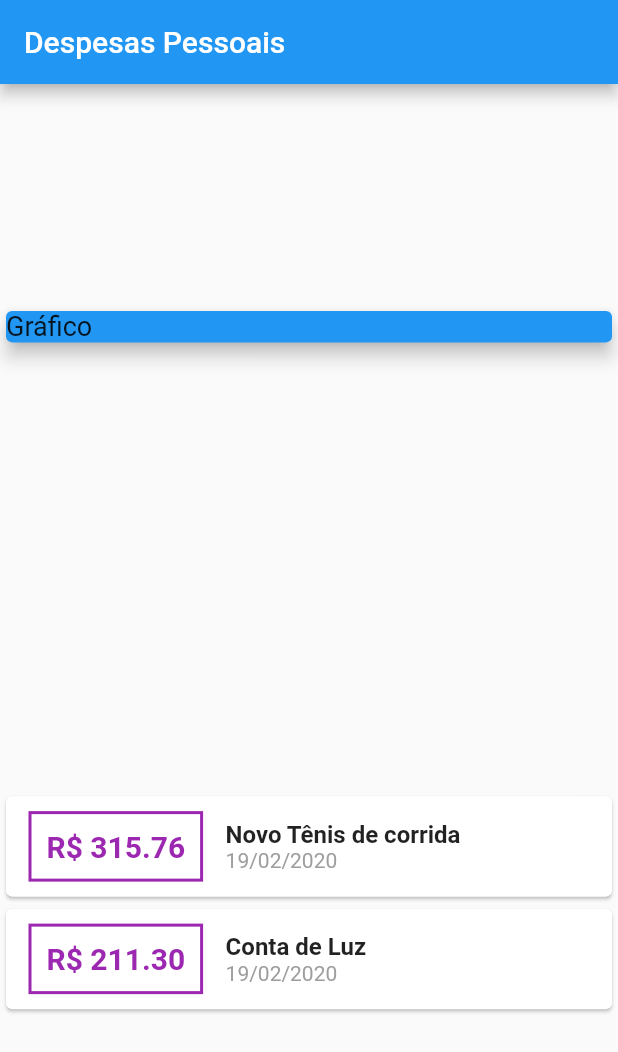
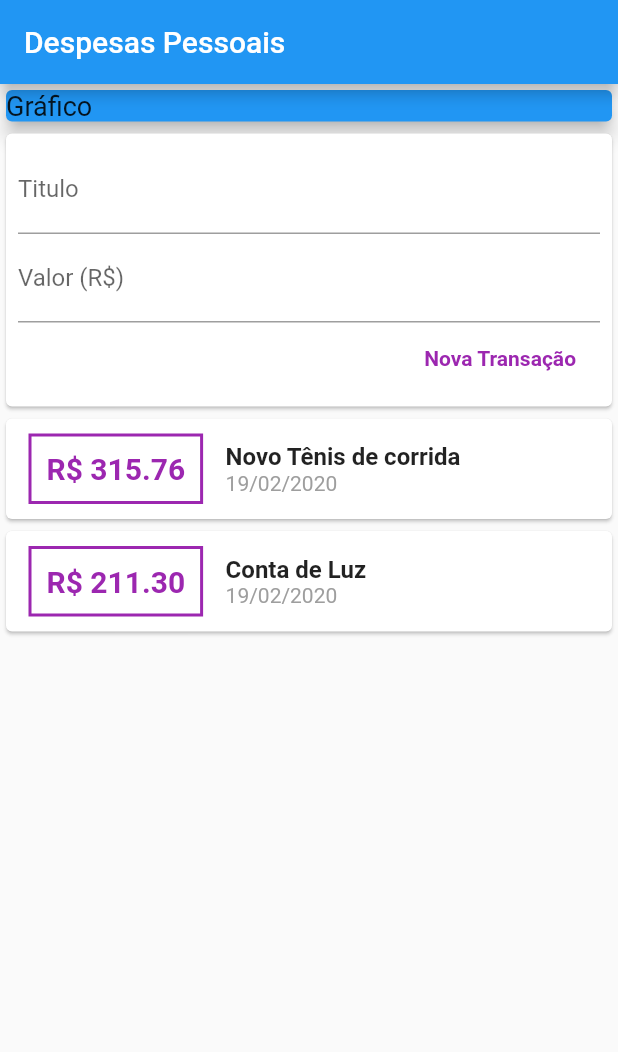
Before and after one commit to JairoAlves23/Udemy_Cod3r_Expenses, a Flutter app: the screen it shows after launch, on a phone screen of 412 x 824 dp. Shown: the top 1052 px of the screen. Run offline on Flutter 3.47's test engine with Material 2 defaults, Android fonts, the phone set to English and light mode, and no system bars.

```diff
--- /dev/null
+++ b/lib/components/transaction_form.dart
@@ -0,0 +1,48 @@
+import 'package:flutter/material.dart';
+
+class TransactionForm extends StatelessWidget {
+  var titleController = TextEditingController();
+  var valueController = TextEditingController();
+
+  final Function addTransaction;
+
+  TransactionForm({this.addTransaction});
+
+  @override
+  Widget build(BuildContext context) {
+    return Card(
+      child: Padding(
+        padding: const EdgeInsets.all(8.0),
+        child: Column(
+          children: <Widget>[
+            TextFormField(
+              controller: titleController,
+              decoration: InputDecoration(labelText: "Titulo"),
+            ),
+            TextFormField(
+              controller: valueController,
+              decoration: InputDecoration(labelText: "Valor (R\$)"),
+            ),
+            Row(
+              mainAxisAlignment: MainAxisAlignment.end,
+              children: <Widget>[
+                FlatButton(
+                  onPressed: () {
+                    final title = titleController.text;
+                    final value = double.tryParse(valueController.text) ?? 0.0;
+                    addTransaction(title, value);
+                  },
+                  child: Text(
+                    "Nova Transação",
+                    style: TextStyle(
+                        fontWeight: FontWeight.bold, color: Colors.purple),
+                  ),
+                ),
+              ],
+            )
+          ],
+        ),
+      ),
+    );
+  }
+}
--- /dev/null
+++ b/lib/components/transaction_list.dart
@@ -0,0 +1,48 @@
+import 'package:expenses/models/transaction.dart';
+import 'package:flutter/material.dart';
+import 'package:intl/intl.dart';
+
+class TransacitionList extends StatelessWidget {
+  final List<Transaction> transaction;
+
+  const TransacitionList({this.transaction});
+
+  @override
+  Widget build(BuildContext context) {
+    return Column(
+      children: transaction.map((tr) {
+        return Card(
+            child: Row(
+          children: <Widget>[
+            Container(
+              margin: EdgeInsets.symmetric(horizontal: 15, vertical: 10),
+              padding: EdgeInsets.all(10),
+              decoration: BoxDecoration(
+                  border: Border.all(color: Colors.purple, width: 2)),
+              child: Text(
+                'R\$ ${tr.value.toStringAsFixed(2)}',
+                style: TextStyle(
+                    fontWeight: FontWeight.bold,
+                    color: Colors.purple,
+                    fontSize: 20),
+              ),
+            ),
+            Column(
+              crossAxisAlignment: CrossAxisAlignment.start,
+              children: <Widget>[
+                Text(
+                  tr.title,
+                  style: TextStyle(fontWeight: FontWeight.bold, fontSize: 16),
+                ),
+                Text(
+                  DateFormat('d/MM/y').format(tr.date),
+                  style: TextStyle(color: Colors.grey),
+                ),
+              ],
+            )
+          ],
+        ));
+      }).toList(),
+    );
+  }
+}
--- /dev/null
+++ b/lib/components/transaction_user.dart
@@ -0,0 +1,50 @@
+import 'dart:math';
+
+import 'package:expenses/components/transaction_form.dart';
+import 'package:expenses/components/transaction_list.dart';
+import 'package:expenses/models/transaction.dart';
+import 'package:flutter/material.dart';
+
+class TransactionUser extends StatefulWidget {
+  @override
+  _TransactionUserState createState() => _TransactionUserState();
+}
+
+class _TransactionUserState extends State<TransactionUser> {
+  final _transactions = [
+    Transaction(
+        id: 't1',
+        title: 'Novo Tênis de corrida',
+        value: 315.76,
+        date: DateTime.now()),
+    Transaction(
+        id: 't2', title: 'Conta de Luz', value: 211.30, date: DateTime.now()),
+  ];
+
+  _addTransaction(String title, double value) {
+    final newTransaction = Transaction(
+      id: Random().nextDouble().toString(),
+      title: title,
+      value: value,
+      date: DateTime.now(),
+    );
+
+    setState(() {
+      _transactions.add(newTransaction);
+    });
+  }
+
+  @override
+  Widget build(BuildContext context) {
+    return Column(
+      children: <Widget>[
+        TransactionForm(
+          addTransaction: _addTransaction,
+        ),
+        TransacitionList(
+          transaction: _transactions,
+        ),
+      ],
+    );
+  }
+}
--- a/lib/home.dart
+++ b/lib/home.dart
@@ -1,31 +1,15 @@
-import 'package:expenses/models/transaction.dart';
+import 'package:expenses/components/transaction_user.dart';
 import 'package:flutter/material.dart';
-import 'package:intl/intl.dart';
 
-class Home extends StatefulWidget {
-  @override
-  _HomeState createState() => _HomeState();
-}
-
-class _HomeState extends State<Home> {
-  final _transactions = [
-    Transaction(
-        id: 't1',
-        title: 'Novo Tênis de corrida',
-        value: 315.76,
-        date: DateTime.now()),
-    Transaction(
-        id: 't2', title: 'Conta de Luz', value: 211.30, date: DateTime.now()),
-  ];
-
+class Home extends StatelessWidget {
   @override
   Widget build(BuildContext context) {
     return Scaffold(
         appBar: AppBar(
           title: Text("Despesas Pessoais"),
         ),
-        body: Column(
-          mainAxisAlignment: MainAxisAlignment.spaceAround,
+        body: SingleChildScrollView(
+          child: Column(
             crossAxisAlignment: CrossAxisAlignment.stretch,
             children: <Widget>[
               Container(
@@ -38,40 +22,9 @@ class _HomeState extends State<Home> {
                   ),
                 ),
               ),
-            Column(
-              children: _transactions.map((tr) {
-                return Card(
-                    child: Row(
-                  children: <Widget>[
-                    Container(
-                      margin:
-                          EdgeInsets.symmetric(horizontal: 15, vertical: 10),
-                      padding: EdgeInsets.all(10),
-                      decoration: BoxDecoration(
-                          border: Border.all(color: Colors.purple, width: 2)),
-                      child: Text(
-                        'R\$ ${tr.value.toStringAsFixed(2)}',
-                        style: TextStyle(
-                            fontWeight: FontWeight.bold,
-                            color: Colors.purple,
-                            fontSize: 20),
+              TransactionUser(),
+            ],
           ),
-                    ),
-                    Column(
-                      crossAxisAlignment: CrossAxisAlignment.start,
-                      children: <Widget>[
-                        Text(
-                          tr.title,
-                          style: TextStyle(fontWeight: FontWeight.bold,fontSize: 16),
-                        ),
-                        Text(DateFormat('d/MM/y').format(tr.date), style: TextStyle(color: Colors.grey),),
-                      ],
-                    )
-                  ],
-                ));
-              }).toList(),
-            )
-          ],
         ));
   }
 }
```
Also changed, not shown: Screenshot_1582074158_aula6.png (added). Lines whose indentation alone changed are shown as unchanged.
